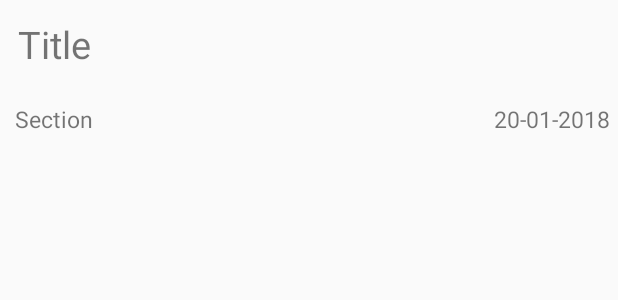
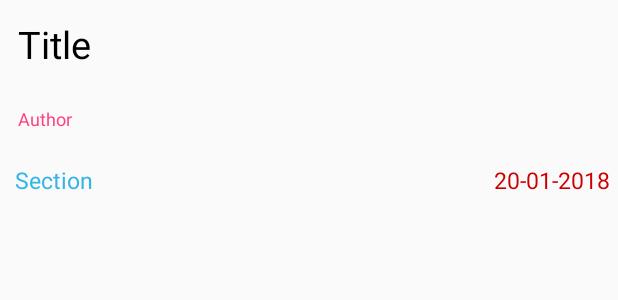
Before and after one commit to rishabhshairy/AndroidApps, an Android app: the layout news_item.xml on its own in the app's theme, with its tools: preview values and no code run, on a phone screen of 412 x 824 dp. Shown: the top 300 px of the screen. Run offline under Robolectric (Android 15) with nearby library versions, the phone set to English and light mode, and no system bars.

Commit message:
Pre Final Change

```diff
--- a/NEWSAPP/app/src/main/AndroidManifest.xml
+++ b/NEWSAPP/app/src/main/AndroidManifest.xml
@@ -1,6 +1,8 @@
 <?xml version="1.0" encoding="utf-8"?>
 <manifest xmlns:android="http://schemas.android.com/apk/res/android"
     package="com.example.rishabh.newsapp">
+
+    <uses-permission android:name="android.permission.INTERNET"/>
 
     <application
         android:allowBackup="true"
--- a/NEWSAPP/app/src/main/java/com/example/rishabh/newsapp/NewsAdapter.java
+++ b/NEWSAPP/app/src/main/java/com/example/rishabh/newsapp/NewsAdapter.java
@@ -38,6 +38,8 @@ public class NewsAdapter extends ArrayAdapter<News> {
         section.setText(currentNews.getmSection());
         TextView date=(TextView)listItemView.findViewById(R.id.newsDate);
         date.setText(currentNews.getmDate());
+        TextView author=(TextView)listItemView.findViewById(R.id.authorText);
+        author.setText(currentNews.getmAuthor());
 
         return listItemView;
     }
--- a/NEWSAPP/app/src/main/res/layout/news_item.xml
+++ b/NEWSAPP/app/src/main/res/layout/news_item.xml
@@ -5,13 +5,24 @@
     android:layout_width="match_parent"
     android:layout_height="match_parent"
     android:orientation="vertical">
-<TextView
-    android:id="@+id/newsTitle"
-    android:layout_width="wrap_content"
-    android:layout_height="wrap_content"
-    android:textSize="25sp"
-    tools:text="Title"
-    android:padding="12dp"/>
+
+    <TextView
+        android:id="@+id/newsTitle"
+        android:layout_width="wrap_content"
+        android:layout_height="wrap_content"
+        android:padding="12dp"
+        android:textColor="@android:color/black"
+        android:textSize="25sp"
+        tools:text="Title"/>
+
+    <TextView
+        android:id="@+id/authorText"
+        android:layout_width="wrap_content"
+        android:layout_height="wrap_content"
+        android:padding="12dp"
+        android:textColor="@color/colorAccent"
+        android:textSize="12sp"
+        tools:text="Author" />
     <LinearLayout
         android:layout_width="match_parent"
         android:layout_height="wrap_content"
@@ -21,23 +32,25 @@
             android:id="@+id/newsSection"
             android:layout_width="wrap_content"
             android:layout_height="wrap_content"
-            android:textSize="15sp"
-            tools:text="Section"
             android:layout_weight="1"
             android:gravity="start"
+            android:padding="10dp"
             android:textAlignment="viewStart"
-            android:padding="10dp"/>
+            android:textColor="@android:color/holo_blue_light"
+            android:textSize="15sp"
+            tools:text="Section" />
 
         <TextView
             android:id="@+id/newsDate"
             android:layout_width="wrap_content"
             android:layout_height="wrap_content"
             android:layout_weight="1"
+            android:gravity="end"
+            android:includeFontPadding="true"
+            android:padding="5dp"
+            android:textAlignment="viewEnd"
+            android:textColor="@android:color/holo_red_dark"
             android:textSize="15sp"
-            tools:text="20-01-2018"
-            android:includeFontPadding="true"
-            android:textAlignment="viewEnd"
-            android:gravity="end"
-            android:padding="5dp"/>
+            tools:text="20-01-2018" />
     </LinearLayout>
 </LinearLayout>
--- a/NEWSAPP/app/src/main/res/values/colors.xml
+++ b/NEWSAPP/app/src/main/res/values/colors.xml
@@ -2,5 +2,5 @@
 <resources>
     <color name="colorPrimary">#3F51B5</color>
     <color name="colorPrimaryDark">#303F9F</color>
-    <color name="colorAccent">#FF4081</color>
+    <color name="colorAccent">#ff4081</color>
 </resources>
```
Also changed, not shown: NEWSAPP/app/src/main/java/com/example/rishabh/newsapp/News.java (+14 -1 lines), NEWSAPP/app/src/main/java/com/example/rishabh/newsapp/NewsActivity.java (+31 -7 lines), NEWSAPP/app/src/main/java/com/example/rishabh/newsapp/NewsLoader.java (added, +44 -0 lines), NEWSAPP/app/src/main/java/com/example/rishabh/newsapp/QueryUtils.java (+136 -30 lines).
